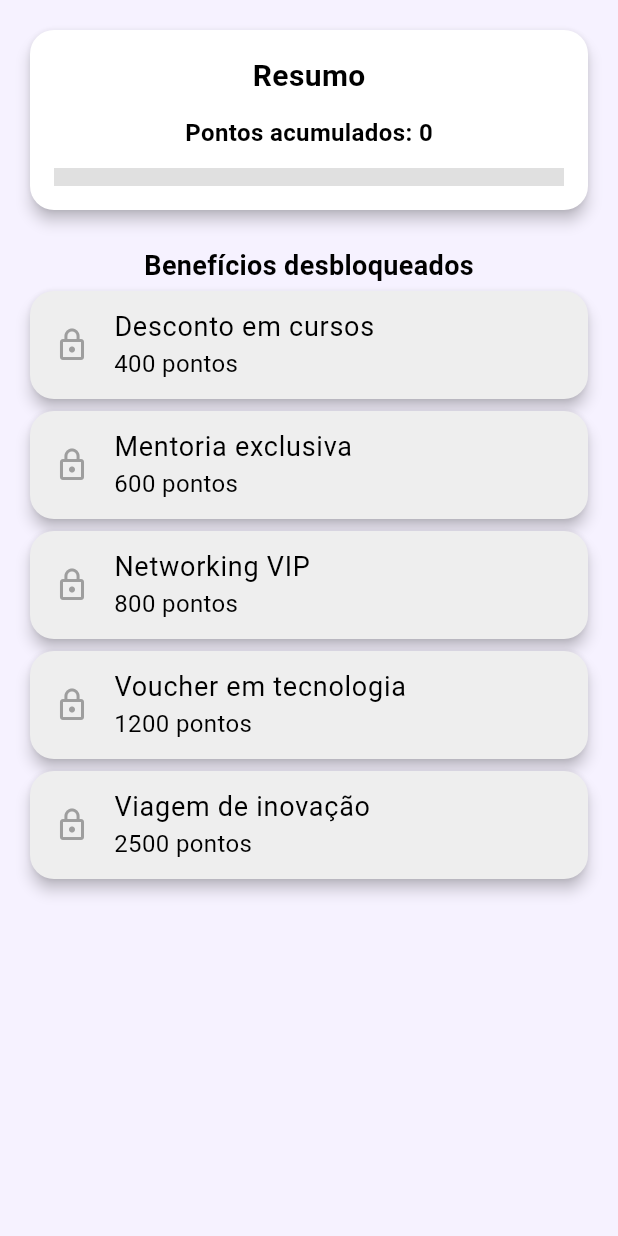
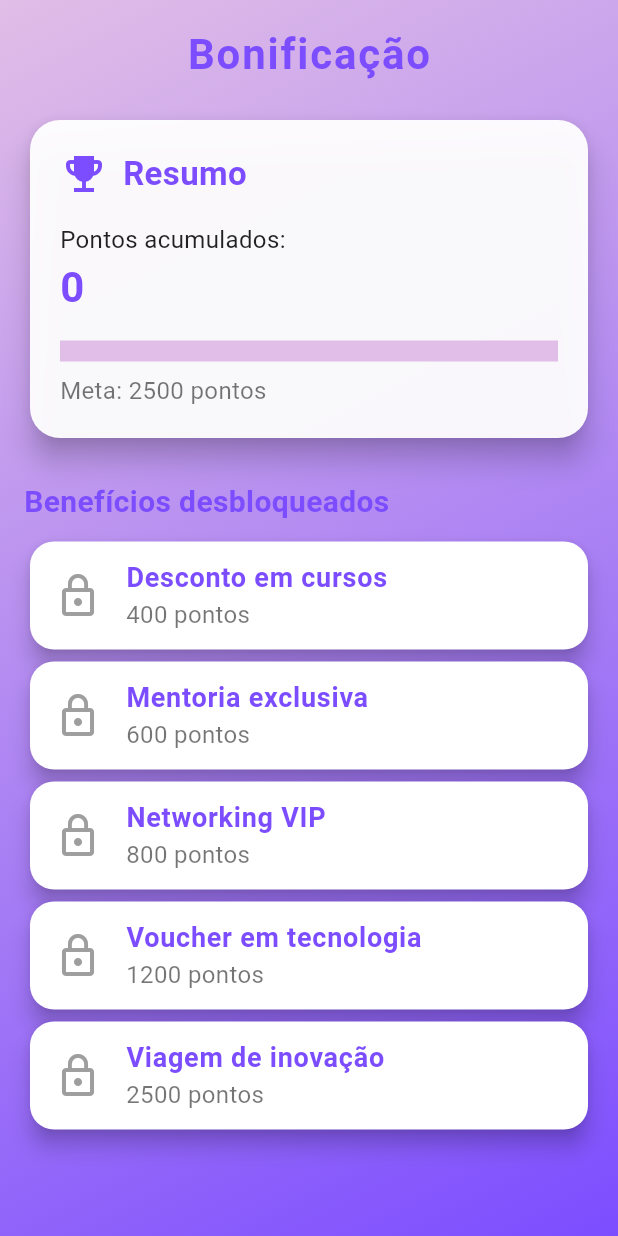
Before and after one commit to AmandaCornelsen/BlueFarma---InovaEuro, a Flutter app: the BonusEmpreendedor widget shown alone on an empty page, opened directly with empty values, on a phone screen of 412 x 824 dp. Run offline on Flutter 3.47's test engine with Material 3 defaults, Android fonts, the light colour scheme and no system bars; our stand-ins replace lottie, shared_preferences, sqflite_common_ffi; accounts and stored records are empty.

Commit message:
bonificação att

```diff
--- a/lib/screens/empreendedor/bonus_empreendedor.dart
+++ b/lib/screens/empreendedor/bonus_empreendedor.dart
@@ -47,37 +47,66 @@ class _BonusEmpreendedorState extends State<BonusEmpreendedor> {
       {'titulo': 'Viagem de inovação', 'pts': 2500},
     ];
 
-    return Scaffold(
-      body: Padding(
-        padding: const EdgeInsets.all(16),
-        child: Column(
-          children: [
-            Card(
-              elevation: 4,
-              shape: RoundedRectangleBorder(borderRadius: BorderRadius.circular(16)),
+    return Container(
+      decoration: BoxDecoration(
+        gradient: LinearGradient(
+          colors: [Color(0xFFE1BEE7), Color(0xFF7C4DFF)],
+          begin: Alignment.topLeft,
+          end: Alignment.bottomRight,
+        ),
+      ),
+      child: SafeArea(
         child: Padding(
           padding: const EdgeInsets.all(16),
           child: Column(
+            crossAxisAlignment: CrossAxisAlignment.start,
             children: [
-                    const Text('Resumo',
-                        style: TextStyle(fontSize: 20, fontWeight: FontWeight.bold)),
-                    const SizedBox(height: 12),
-                    Text('Pontos acumulados: $pontos',
-                        style: const TextStyle(
-                            fontWeight: FontWeight.bold, fontSize: 16)),
-                    const SizedBox(height: 12),
+              Center(
+                child: Text('Bonificação',
+                    style: TextStyle(
+                      fontSize: 28,
+                      fontWeight: FontWeight.bold,
+                      color: Color(0xFF7C4DFF),
+                      letterSpacing: 1.2,
+                    )),
+              ),
+              const SizedBox(height: 20),
+              Card(
+                elevation: 8,
+                shape: RoundedRectangleBorder(borderRadius: BorderRadius.circular(20)),
+                color: Colors.white.withOpacity(0.95),
+                child: Padding(
+                  padding: const EdgeInsets.all(20),
+                  child: Column(
+                    crossAxisAlignment: CrossAxisAlignment.start,
+                    children: [
+                      Row(
+                        children: [
+                          Icon(Icons.emoji_events, color: Color(0xFF7C4DFF), size: 32),
+                          const SizedBox(width: 10),
+                          Text('Resumo', style: TextStyle(fontSize: 22, fontWeight: FontWeight.bold, color: Color(0xFF7C4DFF))),
+                        ],
+                      ),
+                      const SizedBox(height: 16),
+                      Text('Pontos acumulados:', style: TextStyle(fontSize: 16, color: Colors.black87)),
+                      Text('$pontos', style: TextStyle(fontWeight: FontWeight.bold, fontSize: 28, color: Color(0xFF7C4DFF))),
+                      const SizedBox(height: 16),
                       LinearProgressIndicator(
                         value: (pontos / 2500).clamp(0.0, 1.0),
-                      minHeight: 12,
-                      backgroundColor: Colors.grey[300],
+                        minHeight: 14,
+                        backgroundColor: Color(0xFFE1BEE7),
+                        color: Color(0xFF7C4DFF),
                       ),
+                      const SizedBox(height: 8),
+                      Text('Meta: 2500 pontos', style: TextStyle(color: Colors.black54)),
                     ],
                   ),
                 ),
               ),
-            const SizedBox(height: 20),
-            const Text('Benefícios desbloqueados',
-                style: TextStyle(fontSize: 18, fontWeight: FontWeight.bold)),
+              const SizedBox(height: 24),
+              Text('Benefícios desbloqueados',
+                  style: TextStyle(fontSize: 20, fontWeight: FontWeight.bold, color: Color(0xFF7C4DFF))),
+              const SizedBox(height: 8),
               Expanded(
                 child: ListView.builder(
                   itemCount: beneficios.length,
@@ -85,18 +114,21 @@ class _BonusEmpreendedorState extends State<BonusEmpreendedor> {
                     final b = beneficios[idx];
                     final desbloqueado = pontos >= (b['pts'] as int);
                     return Card(
-                    color: desbloqueado ? Colors.green[100] : Colors.grey[200],
+                      elevation: 6,
+                      shape: RoundedRectangleBorder(borderRadius: BorderRadius.circular(16)),
+                      color: desbloqueado ? Color(0xFFD1C4E9) : Colors.white,
                       child: ListTile(
                         leading: Icon(
                           desbloqueado ? Icons.star : Icons.lock_outline,
-                        color: desbloqueado ? Colors.green : Colors.grey,
+                          color: desbloqueado ? Color(0xFF7C4DFF) : Colors.grey,
+                          size: 32,
                         ),
-                      title: Text(b['titulo'] as String),
-                      subtitle: Text('${b['pts']} pontos'),
+                        title: Text(b['titulo'] as String, style: TextStyle(fontWeight: FontWeight.bold, color: Color(0xFF7C4DFF))),
+                        subtitle: Text('${b['pts']} pontos', style: TextStyle(color: Colors.black54)),
                         trailing: desbloqueado
-                          ? const Text("Liberado!",
+                            ? Text("Liberado!",
                                 style: TextStyle(
-                                  color: Colors.green,
+                                    color: Color(0xFF7C4DFF),
                                     fontWeight: FontWeight.bold))
                             : null,
                       ),
@@ -107,6 +139,7 @@ class _BonusEmpreendedorState extends State<BonusEmpreendedor> {
             ],
           ),
         ),
+      ),
     );
   }
 }
```
Lines whose indentation alone changed are shown as unchanged.
